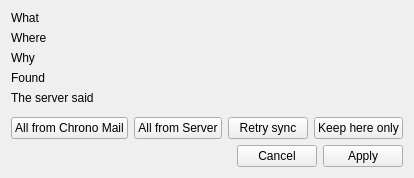
Old version of the form src/chrono_mail/ui/forms/sync_conflict.ui in the repository rob-vandenberg/chrono-mail.
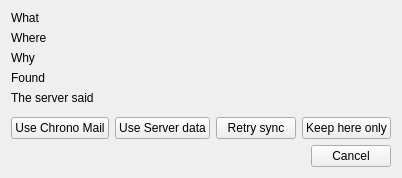
New version of the form.

Commit message: The window of one sync conflict says Use Chrono Mail and Use Server data, as the list does, and puts Cancel last - a second accent colour for the conflict outline

What changed in the file:
```diff
--- a/src/chrono_mail/ui/forms/sync_conflict.ui
+++ b/src/chrono_mail/ui/forms/sync_conflict.ui
@@ -84,14 +84,14 @@
      <item>
       <widget class="QPushButton" name="allLocal">
        <property name="text">
-        <string>All from Chrono Mail</string>
+        <string>Use Chrono Mail</string>
        </property>
       </widget>
      </item>
      <item>
       <widget class="QPushButton" name="allServer">
        <property name="text">
-        <string>All from Server</string>
+        <string>Use Server data</string>
        </property>
       </widget>
      </item>
@@ -130,7 +130,7 @@
    <item>
     <widget class="QDialogButtonBox" name="buttons">
      <property name="standardButtons">
-      <set>QDialogButtonBox::Apply|QDialogButtonBox::Cancel</set>
+      <set>QDialogButtonBox::Cancel</set>
      </property>
     </widget>
    </item>
```
The commit also changes 7 other files.
